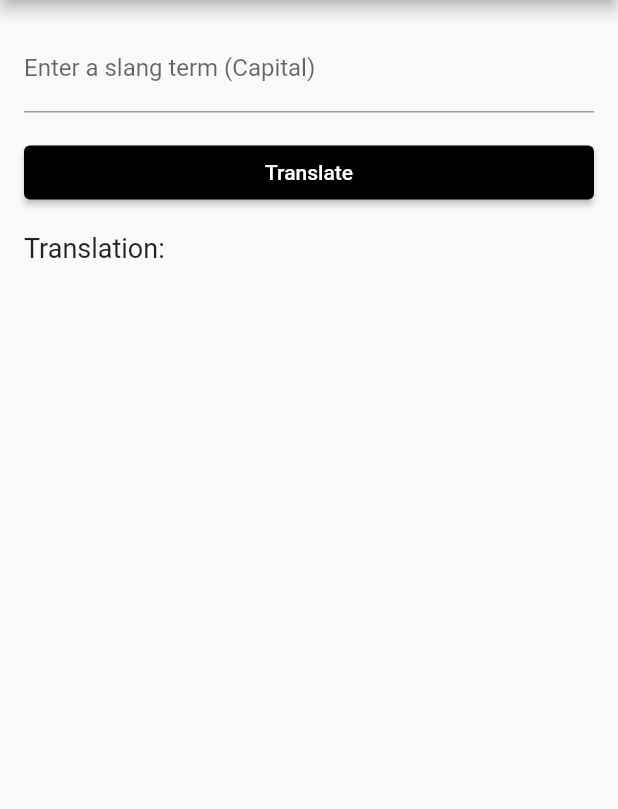
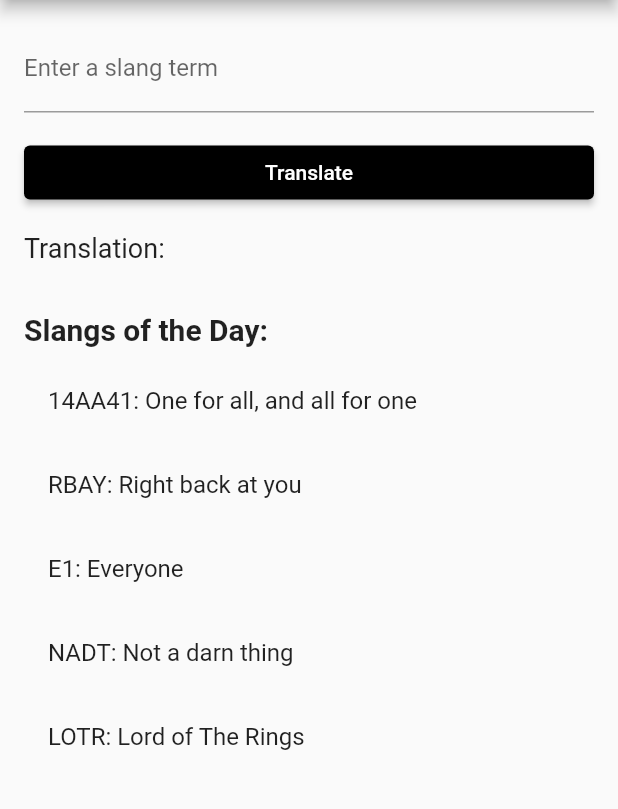
Before and after one commit to codderv006/Slango-a-Slang-Simplifier, a Flutter app: the screen it shows after launch, after a tap on "Translate", on a phone screen of 412 x 824 dp, the part 84-893 px from its top. Run offline on Flutter 3.47's test engine with Material 2 defaults, Android fonts, the light colour scheme and no system bars; our stand-ins replace csv.

Commit message:
Update main.dart

```diff
--- a/lib/main.dart
+++ b/lib/main.dart
@@ -1,4 +1,5 @@
-
+import 'dart:async';
+import 'dart:math';
 import 'package:flutter/material.dart';
 import 'package:slango/dictionary.dart';
 
@@ -31,14 +32,42 @@ class SlangoScreen extends StatefulWidget {
 class _SlangoScreenState extends State<SlangoScreen> {
   final slangController = TextEditingController();
   String translation = '';
+  List<Map<String, String>> slangsOfTheDay = [];
+  Timer? timer;
+
+  @override
+  void initState() {
+    super.initState();
+    generateSlangsOfTheDay();
+
+    // Schedule timer to update slangs of the day every 24 hours
+    timer = Timer.periodic(Duration(hours: 24), (_) {
+      setState(() {
+        generateSlangsOfTheDay();
+      });
+    });
+  }
 
   @override
   void dispose() {
+    timer?.cancel();
     slangController.dispose();
     super.dispose();
   }
 
-  void translateSlang(String slang) {
+  void generateSlangsOfTheDay() {
+    final allSlangs = dictionary.slangTranslations.keys.toList();
+    final random = Random();
+    slangsOfTheDay.clear();
+    for (var i = 0; i < 5; i++) {
+      final randomSlang = allSlangs[random.nextInt(allSlangs.length)];
+      final meaning = dictionary.slangTranslations[randomSlang];
+      slangsOfTheDay.add({'slang': randomSlang, 'meaning': meaning ?? ''});
+    }
+  }
+
+  void translateSlang() {
+    final slang = slangController.text;
     if (slang.isEmpty) {
       setState(() {
         translation = '';
@@ -71,17 +100,13 @@ class _SlangoScreenState extends State<SlangoScreen> {
             TextField(
               controller: slangController,
               decoration: InputDecoration(
-                labelText: 'Enter a slang term (Capital)',
+                labelText: 'Enter a slang term',
               ),
-              onSubmitted: (value) {
-                translateSlang(value);
-              },
+              onSubmitted: (_) => translateSlang(),
             ),
             SizedBox(height: 16.0),
             ElevatedButton(
-              onPressed: () {
-                translateSlang(slangController.text);
-              },
+              onPressed: translateSlang,
               child: Text('Translate'),
             ),
             SizedBox(height: 16.0),
@@ -89,6 +114,22 @@ class _SlangoScreenState extends State<SlangoScreen> {
               'Translation: $translation',
               style: TextStyle(fontSize: 18.0),
             ),
+            SizedBox(height: 32.0),
+            Text(
+              'Slangs of the Day:',
+              style: TextStyle(fontSize: 20.0, fontWeight: FontWeight.bold),
+            ),
+            SizedBox(height: 8.0),
+            Column(
+              children: slangsOfTheDay
+                  .map((slangData) => ListTile(
+                        title: Text(
+                          '${slangData['slang']}: ${slangData['meaning']}',
+                          style: TextStyle(fontSize: 16.0),
+                        ),
+                      ))
+                  .toList(),
+            ),
           ],
         ),
       ),
```
